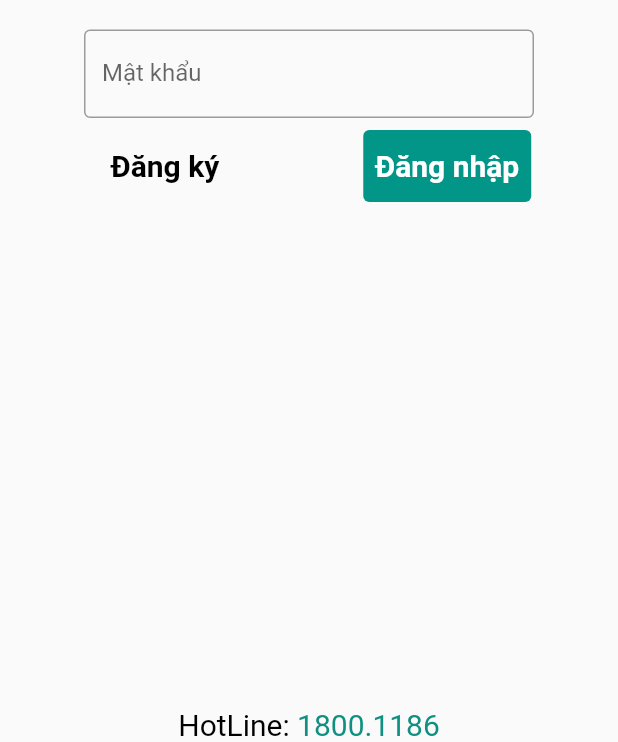
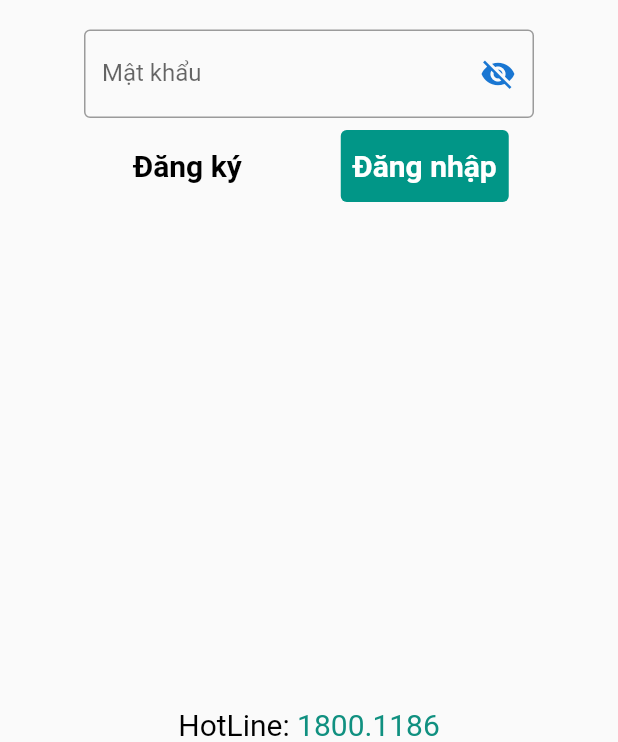
Before and after one commit to nghkh/bai_tap_flutter_login, a Flutter app: the screen it shows after launch, on a phone screen of 412 x 824 dp, the part 494-1236 px from its top. Run offline on Flutter 3.47's test engine with Material 2 defaults, Android fonts, the phone set to English and light mode, and no system bars.

Commit message:
Update home_page.dart

```diff
--- a/lib/home_page.dart
+++ b/lib/home_page.dart
@@ -9,11 +9,14 @@ class HomePage extends StatefulWidget {
 }
 
 class _HomePageState extends State<HomePage> {
+  bool _passwordVisible = false;
   @override
   Widget build(BuildContext context) {
     return Scaffold(
-      backgroundColor: Color.fromARGB(255, 250, 250, 250),
-      body: MediaQuery.of(context).orientation == Orientation.portrait ? _quayDoc(): _quayNgang(),
+      backgroundColor: const Color.fromARGB(255, 250, 250, 250),
+      body: MediaQuery.of(context).orientation == Orientation.portrait
+          ? _quayDoc()
+          : _quayNgang(),
     );
   }
 
@@ -38,14 +41,29 @@ class _HomePageState extends State<HomePage> {
                     labelText: 'Số điện thoại',
                     hintText: 'Nhập số điện thoại',
                   ),
+                  keyboardType: TextInputType.number,
                   autofocus: false,
                 ),
                 const SizedBox(height: 20),
-                const TextField(
+                TextField(
+                  obscureText: !_passwordVisible,
                   decoration: InputDecoration(
-                    border: OutlineInputBorder(),
+                    border: const OutlineInputBorder(),
                     labelText: 'Mật khẩu',
                     hintText: 'Nhập mật khẩu',
+                    suffixIcon: IconButton(
+                      onPressed: () {
+                        setState((){
+                          _passwordVisible = !_passwordVisible;
+                        });
+                      },
+                      icon: Icon(
+                        _passwordVisible
+                            ? Icons.visibility
+                            : Icons.visibility_off,
+                        color: Theme.of(context).primaryColorDark,
+                      ),
+                    ),
                   ),
                   autofocus: false,
                   autocorrect: false,
@@ -71,15 +89,15 @@ class _HomePageState extends State<HomePage> {
                         ),
                       ],
                     ),
-                    SizedBox(width: 80),
+                    const SizedBox(width: 50),
                     Container(
                       decoration: BoxDecoration(
-                        color: Color.fromARGB(255, 1, 150, 135),
+                        color: const Color.fromARGB(255, 1, 150, 135),
                         borderRadius: BorderRadius.circular(4.0),
                       ),
                       child: TextButton(
                         onPressed: () {},
-                        child: Text(
+                        child: const Text(
                           'Đăng nhập',
                           style: TextStyle(
                             fontWeight: FontWeight.bold,
@@ -95,7 +113,7 @@ class _HomePageState extends State<HomePage> {
             ),
           ),
         ),
-        Expanded(child: Container ()),
+        Expanded(child: Container()),
         RichText(
           text: const TextSpan(
             children: [
@@ -177,12 +195,12 @@ class _HomePageState extends State<HomePage> {
                       ),
                       Container(
                         decoration: BoxDecoration(
-                          color: Color.fromARGB(255, 1, 150, 135),
+                          color: const Color.fromARGB(255, 1, 150, 135),
                           borderRadius: BorderRadius.circular(4.0),
                         ),
                         child: TextButton(
                           onPressed: () {},
-                          child: Text(
+                          child: const Text(
                             'Đăng nhập',
                             style: TextStyle(
                               fontWeight: FontWeight.bold,
```
